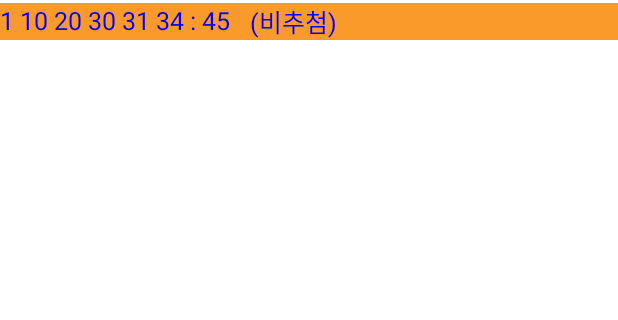
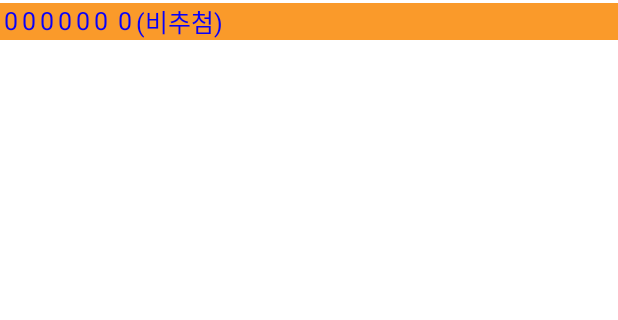
Before and after one commit to shlee85/lottoApp, an Android app: the screen it shows after launch (MainActivity), after a tap on "리스트", on a phone screen of 412 x 824 dp, the part 133-453 px from its top. Run offline under Robolectric (Android 15) with nearby library versions, the phone set to English and light mode, and no system bars; our stand-ins replace sdp/ssp sizes.

Commit message:
1.각 번호를 별도의 TextView로 분리 2. 별도의 Txt파일에 숫자 저장 ( 내부 저장소 ) -> 접근 하러면 설정에서 해당 APP앱에서 접근 가능하도록 설정 필요. 후에 접근 요청 기능 넣을 것.

```diff
--- a/app/src/main/AndroidManifest.xml
+++ b/app/src/main/AndroidManifest.xml
@@ -1,6 +1,10 @@
 <?xml version="1.0" encoding="utf-8"?>
 <manifest xmlns:android="http://schemas.android.com/apk/res/android"
     xmlns:tools="http://schemas.android.com/tools">
+
+    <uses-permission android:name="android.permission.WRITE_EXTERNAL_STORAGE" />
+    <uses-permission android:name="android.permission.READ_EXTERNAL_STORAGE" />
+    <uses-permission android:name="android.permission.MANAGE_EXTERNAL_STORAGE" />
 
     <application
         android:allowBackup="true"
--- a/app/src/main/java/com/example/lotto/LottoNumberListAdapter.kt
+++ b/app/src/main/java/com/example/lotto/LottoNumberListAdapter.kt
@@ -10,8 +10,7 @@ import androidx.recyclerview.widget.RecyclerView
 import com.example.lotto.databinding.LottoNumberListBinding
 import com.example.lotto.databinding.NumberListThemeBinding
 
-
-class LottoNumberListAdapter(context: Context, private val numbers: ArrayList<Int>)
+class LottoNumberListAdapter(context: Context, private val numbers: IntArray)
     : TimeoutDialog(context, android.R.style.Theme_NoTitleBar_Fullscreen, NO_TIME_OUT) {
 
     private lateinit var binding: LottoNumberListBinding
@@ -28,7 +27,7 @@ class LottoNumberListAdapter(context: Context, private val numbers: ArrayList<In
             this.dismiss()
         }
 
-        numbers.add(1)
+        //numbers.add(1)
         Log.d(TAG, "nums count : ${numbers.size}")
     }
 
@@ -48,17 +47,29 @@ class LottoNumberListAdapter(context: Context, private val numbers: ArrayList<In
 
     inner class NumberListAdapter(
         private val context: Context,
-        private val numbers: ArrayList<Int>
+        private val numbers: IntArray
     ) : RecyclerView.Adapter<NumberListAdapter.MainViewHolder>() {
 
         private lateinit var binding: NumberListThemeBinding
+        private var numberItem: String = ""
 
         inner class MainViewHolder(private val binding: NumberListThemeBinding) :
             RecyclerView.ViewHolder(binding.root) {
             fun bind() {
-                numbers.forEach {
-                    Log.d(TAG, "$it")
+                for(i in 0..numbers.size-1){
+                    numberItem = "${numbers[i] }"
+                    when(i) {
+                        0 -> binding.itemNumber1.text = numbers[i].toString()
+                        1 -> binding.itemNumber2.text = numbers[i].toString()
+                        2 -> binding.itemNumber3.text = numbers[i].toString()
+                        3 -> binding.itemNumber4.text = numbers[i].toString()
+                        4 -> binding.itemNumber5.text = numbers[i].toString()
+                        5 -> binding.itemNumber6.text = numbers[i].toString()
+                        6 -> binding.itemNumberBonus.text = numbers[i].toString()
+                    }
                 }
+
+                Log.d(TAG, "numbers Item : $numberItem")
             }
         }
 
@@ -69,13 +80,17 @@ class LottoNumberListAdapter(context: Context, private val numbers: ArrayList<In
         }
 
         override fun onBindViewHolder(holder: MainViewHolder, position: Int) {
-            Log.d(TAG, "start onBindViewHolder")
+            Log.d(TAG, "start onBindViewHolder: $position")
             holder.bind()
         }
 
+        /*
+         해당 return값에 따라서 onBindViewHolder 호출 횟수가 정해진다.
+         여기서는. return에 대한 값은 DB에서 읽어온 데이터를 기준으로 처리 하는게 맞을 것으로 보임.
+        * */
         override fun getItemCount(): Int {
             Log.d(TAG, "count : ${numbers.size}")
-            return numbers.size
+            return 1
         }
     }
 
--- a/app/src/main/java/com/example/lotto/MainActivity.kt
+++ b/app/src/main/java/com/example/lotto/MainActivity.kt
@@ -8,16 +8,23 @@ import android.view.WindowManager
 import androidx.core.view.WindowCompat
 import androidx.core.view.WindowInsetsCompat
 import androidx.core.view.WindowInsetsControllerCompat
+import androidx.databinding.DataBindingUtil.setContentView
 import com.example.lotto.databinding.ActivityMainBinding
 
+data class NumbersInfo (
+    var number1:Int, var number2:Int, var number3:Int, var number4:Int,
+    var number5:Int, var number6:Int, var numberBonus:Int
+)
+
 class MainActivity : AppCompatActivity() {
-
     private lateinit var binding: ActivityMainBinding
     private var mAutoCreateNumber: AutoCreateNumber ?= null
     private var mLottoList: LottoNumberListAdapter ?= null
 
     private lateinit var adapter: LottoNumberListAdapter
-    private val mNumbers: ArrayList<Int> = ArrayList()
+    //private val mNumbers: ArrayList<Int> = ArrayList()
+    private val mNumbers: IntArray = IntArray(8)
+    //private val mNumbers: ArrayList<NumbersInfo> = ArrayList()
 
     override fun onCreate(savedInstanceState: Bundle?) {
         super.onCreate(savedInstanceState)
--- a/app/src/main/res/layout/number_list_theme.xml
+++ b/app/src/main/res/layout/number_list_theme.xml
@@ -12,13 +12,80 @@
         >
 
         <TextView
-            android:id="@+id/item_numbers"
+            android:id="@+id/item_number_1"
             android:layout_width="wrap_content"
             android:layout_height="wrap_content"
-            android:text="1 10 20 30 31 34 : 45"
+            android:text="1"
+            android:layout_margin="@dimen/_2sdp"
             android:textSize="@dimen/_13ssp"
             android:textColor="#0900F9"
             app:layout_constraintStart_toStartOf="parent"
+            />
+
+        <TextView
+            android:id="@+id/item_number_2"
+            android:layout_width="wrap_content"
+            android:layout_height="wrap_content"
+            android:text="2"
+            android:layout_margin="@dimen/_2sdp"
+            android:textSize="@dimen/_13ssp"
+            android:textColor="#0900F9"
+            app:layout_constraintStart_toEndOf="@+id/item_number_1"
+            />
+
+        <TextView
+            android:id="@+id/item_number_3"
+            android:layout_width="wrap_content"
+            android:layout_height="wrap_content"
+            android:text="3"
+            android:layout_margin="@dimen/_2sdp"
+            android:textSize="@dimen/_13ssp"
+            android:textColor="#0900F9"
+            app:layout_constraintStart_toEndOf="@+id/item_number_2"
+            />
+
+        <TextView
+            android:id="@+id/item_number_4"
+            android:layout_width="wrap_content"
+            android:layout_height="wrap_content"
+            android:text="4"
+            android:layout_margin="@dimen/_2sdp"
+            android:textSize="@dimen/_13ssp"
+            android:textColor="#0900F9"
+            app:layout_constraintStart_toEndOf="@+id/item_number_3"
+            />
+
+        <TextView
+            android:id="@+id/item_number_5"
+            android:layout_width="wrap_content"
+            android:layout_height="wrap_content"
+            android:text="5"
+            android:layout_margin="@dimen/_2sdp"
+            android:textSize="@dimen/_13ssp"
+            android:textColor="#0900F9"
+            app:layout_constraintStart_toEndOf="@+id/item_number_4"
+            />
+
+        <TextView
+            android:id="@+id/item_number_6"
+            android:layout_width="wrap_content"
+            android:layout_height="wrap_content"
+            android:text="6"
+            android:layout_margin="@dimen/_2sdp"
+            android:textSize="@dimen/_13ssp"
+            android:textColor="#0900F9"
+            app:layout_constraintStart_toEndOf="@+id/item_number_5"
+            />
+
+        <TextView
+            android:id="@+id/item_number_bonus"
+            android:layout_width="wrap_content"
+            android:layout_height="wrap_content"
+            android:layout_margin="@dimen/_5sdp"
+            android:text="10"
+            android:textSize="@dimen/_13ssp"
+            android:textColor="#0900F9"
+            app:layout_constraintStart_toEndOf="@+id/item_number_6"
             />
 
         <TextView
@@ -26,10 +93,11 @@
             android:layout_width="wrap_content"
             android:layout_height="wrap_content"
             android:text="(비추첨)"
+            android:layout_margin="@dimen/_2sdp"
             android:textSize="@dimen/_13ssp"
             android:textColor="#0900F9"
             android:layout_marginLeft="@dimen/_10sdp"
-            app:layout_constraintStart_toEndOf="@+id/item_numbers"
+            app:layout_constraintStart_toEndOf="@+id/item_number_bonus"
             />
     </androidx.constraintlayout.widget.ConstraintLayout>
 
```
Also changed, not shown: app/src/main/java/com/example/lotto/AutoCreateNumber.kt (+15 -4 lines), app/src/main/java/com/example/lotto/Utils.kt (+64 -0 lines).
